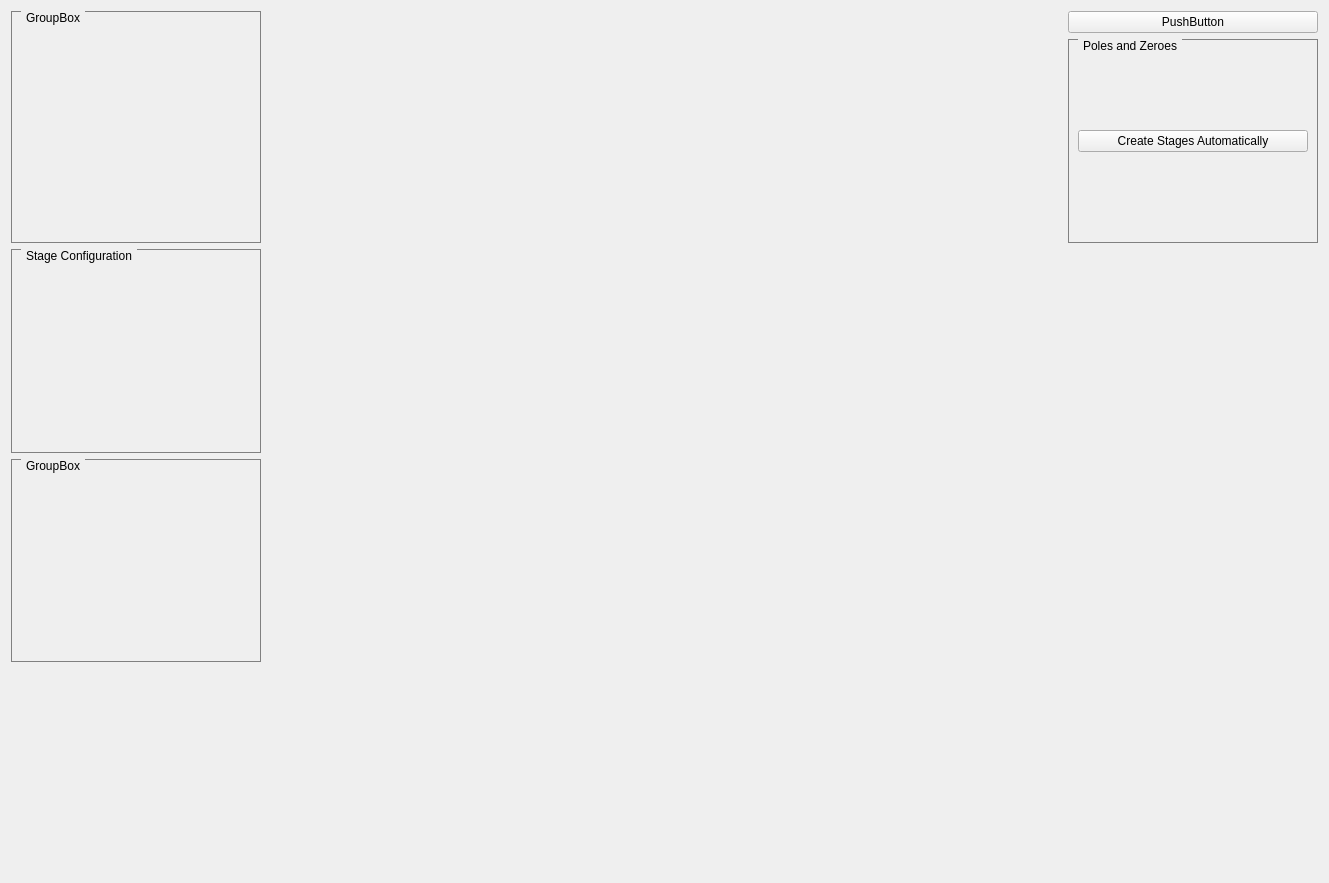
First picture: the form in TP4/Frontend/FilterDesigner/window2.ui, repository Agusgal/TC, before the edit.
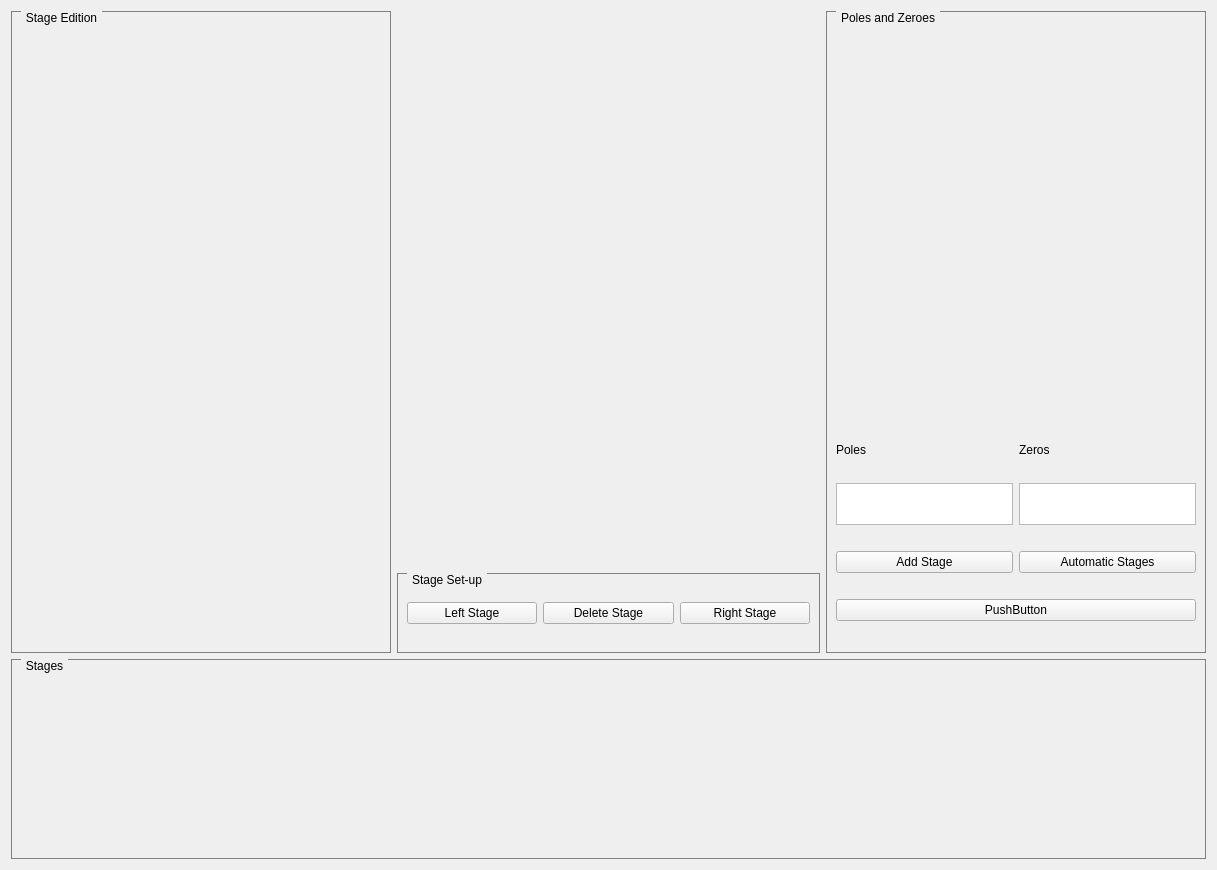
Second picture: the form after the edit. Custom widgets are drawn as their Qt base class.

Patch:
```diff
--- a/TP4/Frontend/FilterDesigner/window2.ui
+++ b/TP4/Frontend/FilterDesigner/window2.ui
@@ -6,16 +6,34 @@
    <rect>
     <x>0</x>
     <y>0</y>
-    <width>1329</width>
-    <height>883</height>
+    <width>1217</width>
+    <height>870</height>
    </rect>
   </property>
+  <property name="sizePolicy">
+   <sizepolicy hsizetype="Expanding" vsizetype="Expanding">
+    <horstretch>0</horstretch>
+    <verstretch>0</verstretch>
+   </sizepolicy>
+  </property>
   <property name="windowTitle">
    <string>Form</string>
   </property>
   <layout class="QGridLayout" name="gridLayout">
-   <item row="2" column="0">
-    <widget class="QGroupBox" name="marco_etapas">
+   <item row="0" column="0" rowspan="5">
+    <widget class="QGroupBox" name="marco_edicion_etapas">
+     <property name="sizePolicy">
+      <sizepolicy hsizetype="Expanding" vsizetype="Expanding">
+       <horstretch>0</horstretch>
+       <verstretch>0</verstretch>
+      </sizepolicy>
+     </property>
+     <property name="maximumSize">
+      <size>
+       <width>380</width>
+       <height>16777215</height>
+      </size>
+     </property>
      <property name="styleSheet">
       <string notr="true">QGroupBox {
     border: 1px solid gray;
@@ -29,24 +47,40 @@
 }</string>
      </property>
      <property name="title">
-      <string>Stage Configuration</string>
+      <string>Stage Edition</string>
      </property>
     </widget>
    </item>
-   <item row="0" column="0" rowspan="2">
-    <widget class="QGroupBox" name="groupBox">
+   <item row="0" column="1">
+    <widget class="MplWidget" name="ventana_etapas" native="true">
      <property name="sizePolicy">
-      <sizepolicy hsizetype="Fixed" vsizetype="Preferred">
+      <sizepolicy hsizetype="Expanding" vsizetype="Expanding">
        <horstretch>0</horstretch>
        <verstretch>0</verstretch>
       </sizepolicy>
      </property>
-     <property name="minimumSize">
+     <property name="maximumSize">
       <size>
-       <width>250</width>
-       <height>1</height>
+       <width>700</width>
+       <height>16777215</height>
       </size>
      </property>
+    </widget>
+   </item>
+   <item row="4" column="1">
+    <widget class="QGroupBox" name="marco_setup">
+     <property name="sizePolicy">
+      <sizepolicy hsizetype="Preferred" vsizetype="Expanding">
+       <horstretch>0</horstretch>
+       <verstretch>0</verstretch>
+      </sizepolicy>
+     </property>
+     <property name="maximumSize">
+      <size>
+       <width>16777215</width>
+       <height>80</height>
+      </size>
+     </property>
      <property name="styleSheet">
       <string notr="true">QGroupBox {
     border: 1px solid gray;
@@ -60,31 +94,47 @@
 }</string>
      </property>
      <property name="title">
-      <string>GroupBox</string>
+      <string>Stage Set-up</string>
      </property>
+     <layout class="QHBoxLayout" name="horizontalLayout">
+      <item>
+       <widget class="QPushButton" name="boton_izquierda">
+        <property name="text">
+         <string>Left Stage</string>
+        </property>
+       </widget>
+      </item>
+      <item>
+       <widget class="QPushButton" name="boton_borrar_etapa">
+        <property name="text">
+         <string>Delete Stage</string>
+        </property>
+       </widget>
+      </item>
+      <item>
+       <widget class="QPushButton" name="boton_derecha">
+        <property name="text">
+         <string>Right Stage</string>
+        </property>
+       </widget>
+      </item>
+     </layout>
     </widget>
    </item>
-   <item row="0" column="2">
-    <widget class="QPushButton" name="boton_etapa1">
+   <item row="0" column="2" rowspan="5">
+    <widget class="QGroupBox" name="marco_pz">
      <property name="sizePolicy">
-      <sizepolicy hsizetype="Fixed" vsizetype="Fixed">
-       <horstretch>0</horstretch>
+      <sizepolicy hsizetype="Expanding" vsizetype="Expanding">
+       <horstretch>2</horstretch>
        <verstretch>0</verstretch>
       </sizepolicy>
      </property>
-     <property name="minimumSize">
+     <property name="maximumSize">
       <size>
-       <width>250</width>
-       <height>0</height>
+       <width>380</width>
+       <height>16777215</height>
       </size>
      </property>
-     <property name="text">
-      <string>PushButton</string>
-     </property>
-    </widget>
-   </item>
-   <item row="1" column="2">
-    <widget class="QGroupBox" name="groupBox_3">
      <property name="styleSheet">
       <string notr="true">QGroupBox {
     border: 1px solid gray;
@@ -101,18 +151,106 @@
       <string>Poles and Zeroes</string>
      </property>
      <layout class="QGridLayout" name="gridLayout_2">
-      <item row="0" column="0">
+      <item row="3" column="2">
+       <widget class="QListWidget" name="lista_ceros">
+        <property name="maximumSize">
+         <size>
+          <width>16777215</width>
+          <height>42</height>
+         </size>
+        </property>
+       </widget>
+      </item>
+      <item row="1" column="1" colspan="2">
+       <widget class="ZplaneWidget" name="ventana_pz" native="true">
+        <property name="maximumSize">
+         <size>
+          <width>375</width>
+          <height>375</height>
+         </size>
+        </property>
+       </widget>
+      </item>
+      <item row="2" column="2">
+       <widget class="QLabel" name="label_ceros">
+        <property name="maximumSize">
+         <size>
+          <width>16777215</width>
+          <height>15</height>
+         </size>
+        </property>
+        <property name="text">
+         <string>Zeros</string>
+        </property>
+       </widget>
+      </item>
+      <item row="4" column="1">
+       <widget class="QPushButton" name="boton_agregar_etapa">
+        <property name="text">
+         <string>Add Stage</string>
+        </property>
+       </widget>
+      </item>
+      <item row="2" column="1">
+       <widget class="QLabel" name="label_polos">
+        <property name="sizePolicy">
+         <sizepolicy hsizetype="Minimum" vsizetype="Preferred">
+          <horstretch>0</horstretch>
+          <verstretch>0</verstretch>
+         </sizepolicy>
+        </property>
+        <property name="maximumSize">
+         <size>
+          <width>16777215</width>
+          <height>15</height>
+         </size>
+        </property>
+        <property name="text">
+         <string>Poles</string>
+        </property>
+       </widget>
+      </item>
+      <item row="3" column="1">
+       <widget class="QListWidget" name="lista_polos">
+        <property name="maximumSize">
+         <size>
+          <width>16777215</width>
+          <height>42</height>
+         </size>
+        </property>
+       </widget>
+      </item>
+      <item row="4" column="2">
        <widget class="QPushButton" name="boton_etapas_automaticas">
         <property name="text">
-         <string>Create Stages Automatically</string>
+         <string>Automatic Stages</string>
+        </property>
+       </widget>
+      </item>
+      <item row="5" column="1" colspan="2">
+       <widget class="QPushButton" name="boton_etapa1">
+        <property name="text">
+         <string>PushButton</string>
         </property>
        </widget>
       </item>
      </layout>
     </widget>
    </item>
-   <item row="3" column="0">
-    <widget class="QGroupBox" name="groupBox_2">
+   <item row="5" column="0" colspan="3">
+    <widget class="QGroupBox" name="marco_etapas">
+     <property name="sizePolicy">
+      <sizepolicy hsizetype="Preferred" vsizetype="Expanding">
+       <horstretch>0</horstretch>
+       <verstretch>0</verstretch>
+      </sizepolicy>
+     </property>
+     <property name="maximumSize">
+      <size>
+       <width>16777215</width>
+       <height>200</height>
+      </size>
+     </property>
      <property name="styleSheet">
       <string notr="true">QGroupBox {
     border: 1px solid gray;
@@ -126,16 +264,11 @@
 }</string>
      </property>
      <property name="title">
-      <string>GroupBox</string>
+      <string>Stages</string>
      </property>
+     <layout class="QHBoxLayout" name="horizontalLayout_2"/>
     </widget>
    </item>
-   <item row="0" column="1" rowspan="3">
-    <widget class="MplWidget" name="ventana_etapas" native="true"/>
-   </item>
-   <item row="4" column="0" colspan="3">
-    <widget class="QWidget" name="widget" native="true"/>
-   </item>
   </layout>
  </widget>
  <customwidgets>
@@ -145,6 +278,12 @@
    <header>mplwidget.h</header>
    <container>1</container>
   </customwidget>
+  <customwidget>
+   <class>ZplaneWidget</class>
+   <extends>QWidget</extends>
+   <header>zplanewidget.h</header>
+   <container>1</container>
+  </customwidget>
  </customwidgets>
  <resources/>
  <connections/>
```
